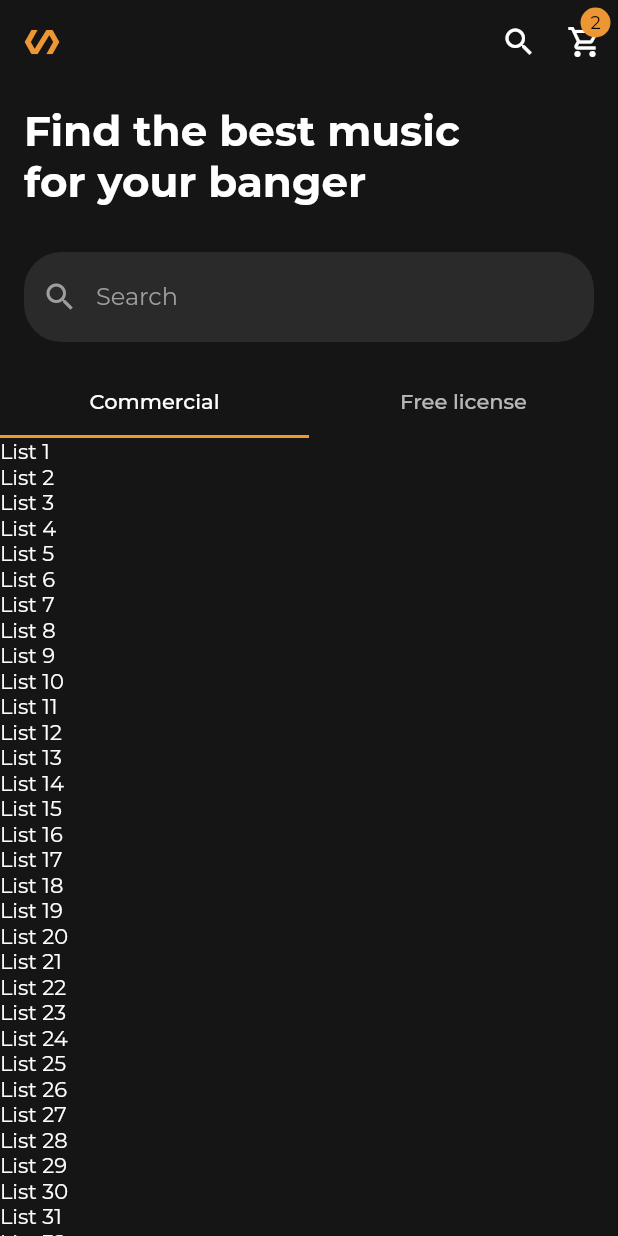
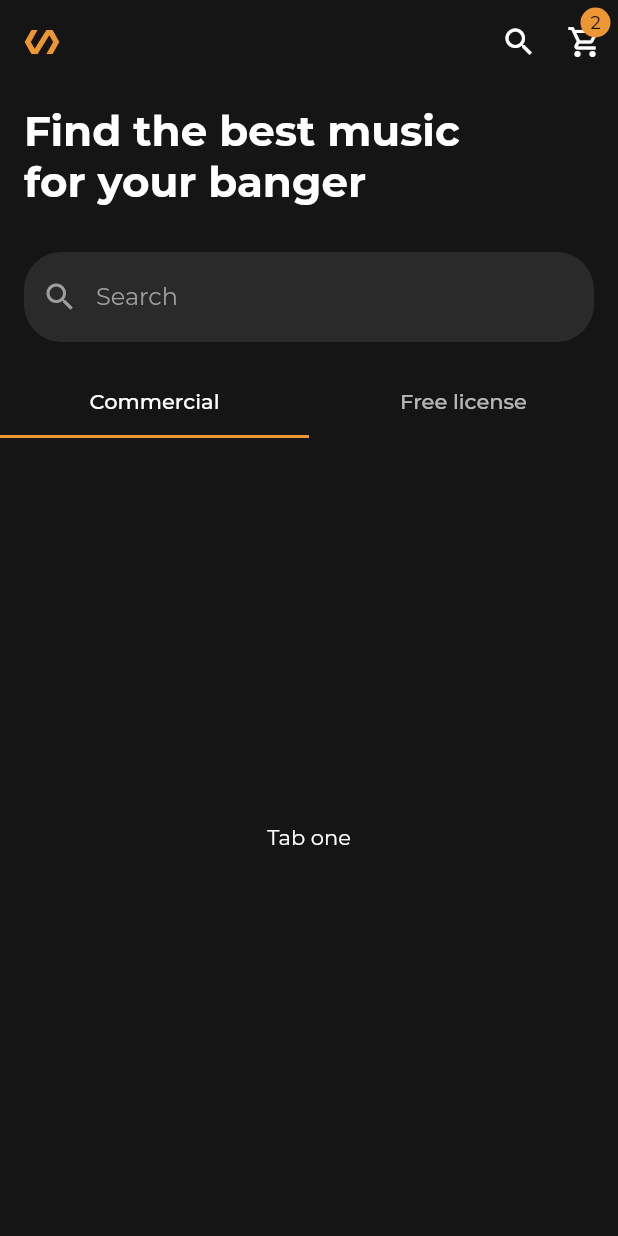
Before and after one commit to dev-davexoyinbo/music_app_1, a Flutter app: the screen it shows after launch, on a phone screen of 412 x 824 dp. Run offline on Flutter 3.47's test engine with Material 2 defaults, Android fonts, the phone set to English and light mode, and no system bars; project files that could hold a hidden picture were left out.

Commit message:
Completed the appbar

```diff
--- a/lib/main.dart
+++ b/lib/main.dart
@@ -13,6 +13,7 @@ class MyApp extends StatelessWidget {
       home: HomeScreen(),
       theme: ThemeData(
         fontFamily: 'Montserrat',
+        visualDensity: VisualDensity.adaptivePlatformDensity,
         textTheme: TextTheme(
           bodyText1: TextStyle(),
           bodyText2: TextStyle(),
--- a/lib/pages/views/home_screen.dart
+++ b/lib/pages/views/home_screen.dart
@@ -3,6 +3,7 @@ import 'dart:ui';
 import 'package:flutter/cupertino.dart';
 import 'package:flutter/material.dart';
 import 'package:music_app_trial_1/my_theme.dart';
+import 'package:music_app_trial_1/widgets/my_sliver_app_bar.dart';
 
 class HomeScreen extends StatefulWidget {
   const HomeScreen({Key? key}) : super(key: key);
@@ -35,127 +36,25 @@ class _HomeScreenState extends State<HomeScreen>
   Widget build(BuildContext context) {
     return Scaffold(
       backgroundColor: MyTheme.darkColor,
-      body: CustomScrollView(
-        slivers: [
-          SliverAppBar(
-            backgroundColor: MyTheme.darkColor,
-            elevation: 5,
-            expandedHeight: 56 * 2 + 180,
-            pinned: true,
-            collapsedHeight: 56,
-            shadowColor: Colors.white.withAlpha(70),
-            leading: Icon(
-              Icons.polymer,
-              color: MyTheme.accentColor,
+      body: NestedScrollView(
+        physics: BouncingScrollPhysics(),
+        headerSliverBuilder: (context, isScrolled) {
+          return [
+            MySliverAppBar(tabController: _tabController, myTabs: _myTabs,),
+          ];
+        },
+        body: TabBarView(
+          controller: _tabController,
+          children: [
+            Center(
+              child: Text("Tab one"),
             ),
-            actions: [
-              Container(
-                margin: EdgeInsets.only(right: 10, left: 10),
-                child: Icon(Icons.search),
-              ),
-              Stack(alignment: AlignmentDirectional.center, children: [
-                Container(
-                  margin: EdgeInsets.only(right: 10, left: 10),
-                  child: Icon(Icons.shopping_cart_outlined),
-                ),
-                Positioned(
-                  right: 5,
-                  top: 5,
-                  child: Container(
-                    // padding: EdgeInsets.all(6),
-                    height: 20,
-                    width: 20,
-                    child: Center(
-                      child: Text(
-                        "2",
-                        style: TextStyle(color: Colors.black, fontSize: 12),
-                      ),
-                    ),
-                    decoration: BoxDecoration(
-                      color: MyTheme.accentColor,
-                      shape: BoxShape.circle,
-                    ),
-                  ),
-                ),
-              ]),
-            ],
-            floating: true,
-            flexibleSpace: FlexibleSpaceBar(
-              background: Container(
-                margin: EdgeInsets.only(bottom: 56),
-                padding: EdgeInsets.symmetric(horizontal: 16, vertical: 8),
-                child: Column(
-                  mainAxisSize: MainAxisSize.max,
-                  mainAxisAlignment: MainAxisAlignment.end,
-                  crossAxisAlignment: CrossAxisAlignment.start,
-                  children: [
-                    Padding(
-                      padding: const EdgeInsets.only(right: 50.0),
-                      child: Text(
-                        "Find the best music for your banger",
-                        style: TextStyle(
-                            fontSize: 28, fontWeight: FontWeight.bold),
-                      ),
-                    ),
-                    SizedBox(
-                      height: 30,
-                    ),
-                    TextField(
-                      style: TextStyle(color: Colors.white),
-                      decoration: InputDecoration(
-                        hintText: "Search",
-                        prefixIcon: Icon(Icons.search, color: Colors.grey),
-                        hintStyle: TextStyle(color: Colors.grey),
-                        filled: true,
-                        fillColor: MyTheme.darkColorLight,
-                        // focusColor: Colors.red,
-                        // border: OutlineInputBorder(
-                        //   borderSide: BorderSide(color: Colors.white),
-                        //   borderRadius: BorderRadius.circular(100),
-                        // )
-                        enabledBorder: OutlineInputBorder(
-                          borderSide: BorderSide(color: Colors.transparent, width: 0),
-                          borderRadius: BorderRadius.circular(25)
-                        ),
-                        focusedBorder: UnderlineInputBorder(
-                          borderSide: BorderSide(color: MyTheme.accentColor)
-                        ),
-                        // contentPadding: EdgeInsets.symmetric(vertical: 0, horizontal: 0),
-                      ),
-                    ),
-                  ],
-                ),
-              ),
-            ),
-            bottom: TabBar(
-              controller: _tabController,
-              indicatorColor: MyTheme.accentColor,
-              tabs: _myTabs,
-            ),
-          ),
-          SliverList(
-            delegate: SliverChildBuilderDelegate(
-                (context, index) => Container(
-                      child: Text("List ${index + 1}"),
-                    ),
-                childCount: 200),
-          ),
-          // TabBarView(
-          //   controller: _tabController,
-          //   children: [
-          //     // Container(
-          //     //   child: _renderDummyList()
-          //     // ),
-          //     Center(
-          //       child: Text("This is the second tab"),
-          //     ),
-          //     Center(
-          //       child: Text("This is the first tab"),
-          //     ),
-          //   ],
-          // )
-        ],
-      ),
+            Center(
+              child: Text("Tab two")
+            )
+          ],
+        ),
+      )
     );
   } //end build method
 
```
Also changed, not shown: lib/widgets/my_sliver_app_bar.dart (added, +119 -0 lines).
